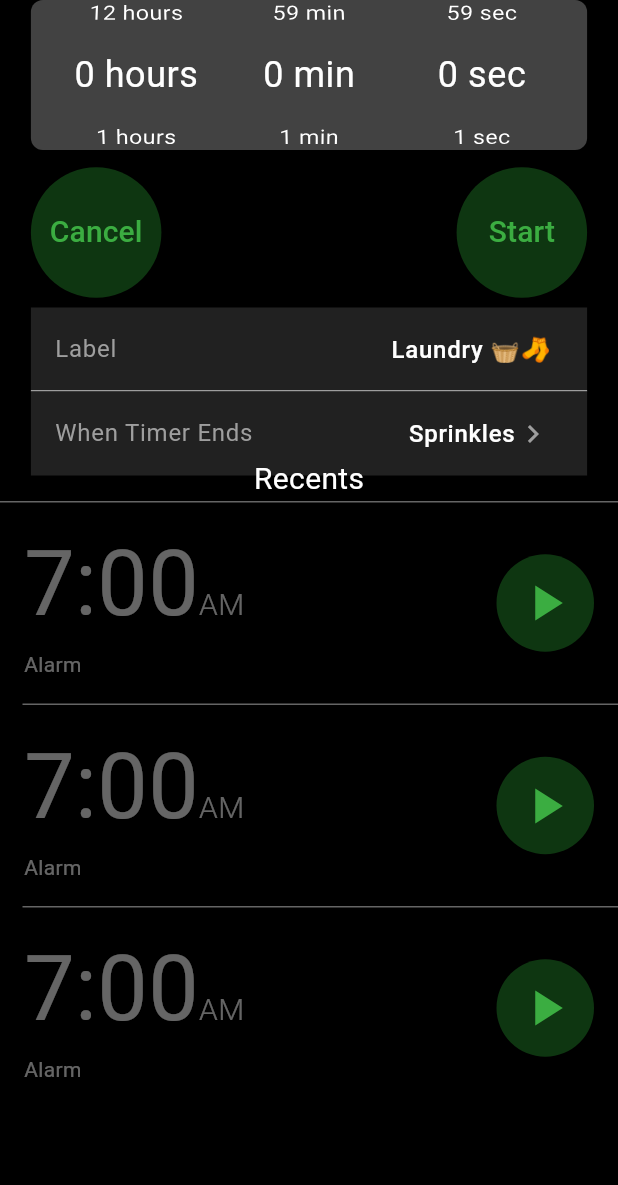
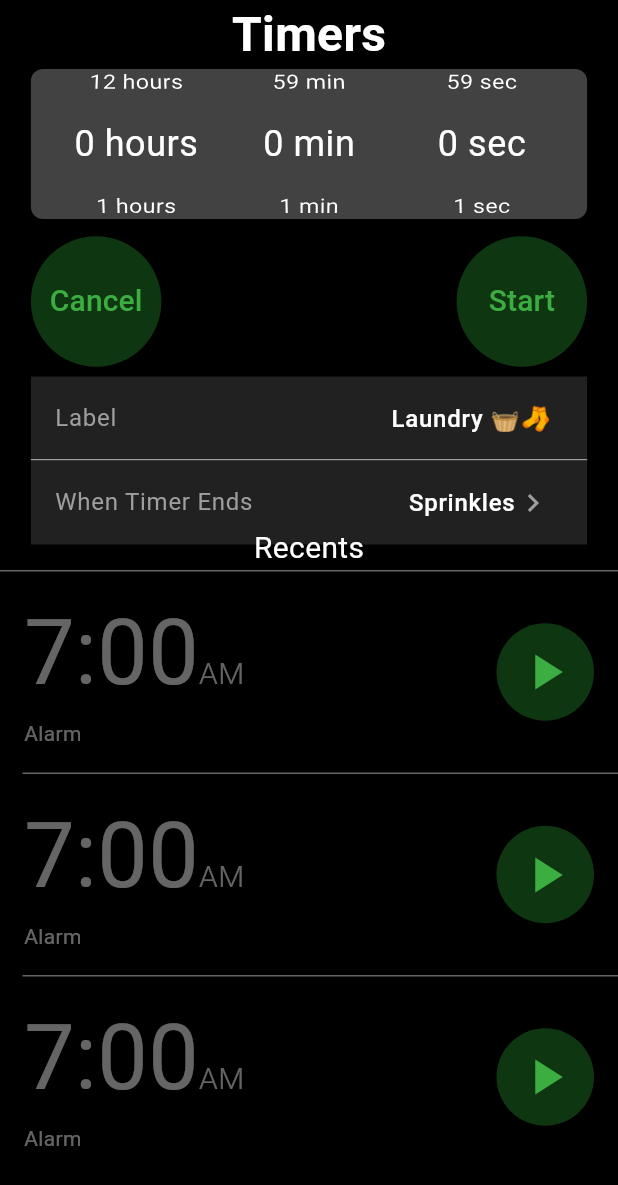
Before and after one commit to muhammadharoon26/Apple-Alarm-App-Clone-Project, a Flutter app: the TimersPageState screen opened directly, on a phone screen of 412 x 824 dp. Shown: the top 1185 px of the screen. Run offline on Flutter 3.47's test engine with Material 3 defaults, Android fonts, the light colour scheme and no system bars; our stand-ins replace font_awesome_flutter.

Commit message:
"Added title 'Timers' to TimersPageState widget"
"Added title 'Timers' to TimersPageState widget"

```diff
--- a/apple_clone_alarm_project/lib/timer.dart
+++ b/apple_clone_alarm_project/lib/timer.dart
@@ -51,6 +51,14 @@ class _TimersPageState extends State<TimersPageState> {
       backgroundColor: Colors.black,
       body: Column(
         children: [
+          const Text(
+            'Timers',
+            style: TextStyle(
+              color: Colors.white,
+              fontSize: 32,
+              fontWeight: FontWeight.bold,
+            ),
+          ),
           Center(
             child: Container(
               width: MediaQuery.of(context).size.width * 0.9,
```
Also changed, not shown: 1 other file.
